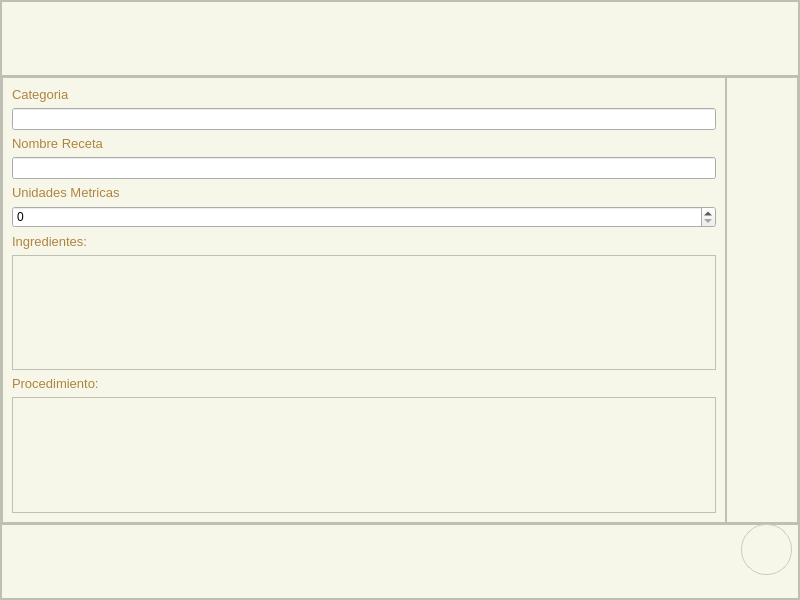
Old version of the form pagina_agregar_receta.ui in the repository avilalem/ProyectoFinal.
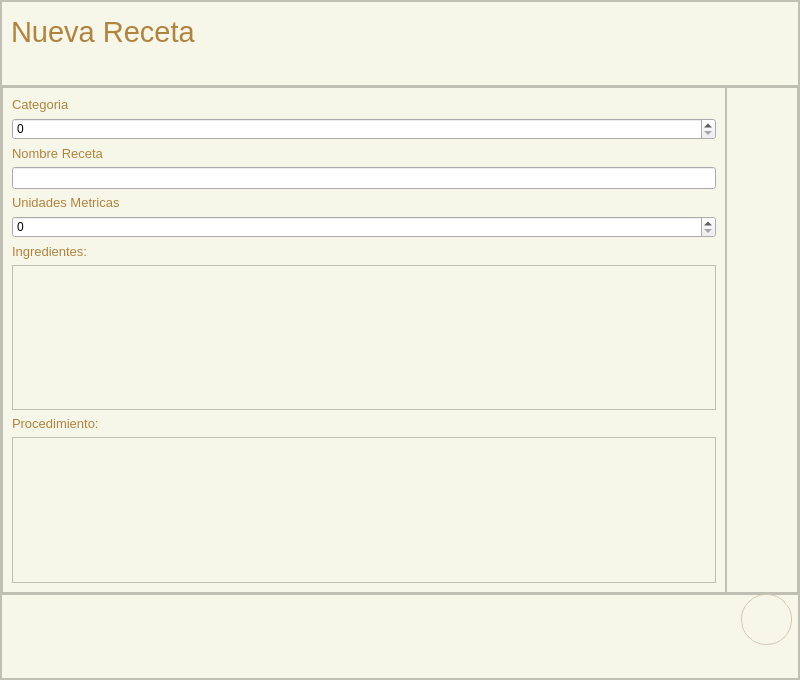
New version of the form. Icons and pictures are not drawn.

What changed in the file:
```diff
--- a/pagina_agregar_receta.ui
+++ b/pagina_agregar_receta.ui
@@ -7,7 +7,7 @@
     <x>0</x>
     <y>0</y>
     <width>800</width>
-    <height>600</height>
+    <height>680</height>
    </rect>
   </property>
   <property name="windowTitle">
@@ -147,7 +147,7 @@
            <rect>
             <x>10</x>
             <y>10</y>
-            <width>311</width>
+            <width>281</width>
             <height>41</height>
            </rect>
           </property>
@@ -157,7 +157,7 @@
            </font>
           </property>
           <property name="text">
-           <string/>
+           <string>Nueva Receta</string>
           </property>
          </widget>
         </widget>
@@ -231,7 +231,7 @@
               </widget>
              </item>
              <item>
-              <widget class="QLineEdit" name="nombreCategoria"/>
+              <widget class="QSpinBox" name="categorias"/>
              </item>
              <item>
               <widget class="QLabel" name="labelNombre">
```
Left out of the diff: 2 changed lines with no effect on the pictures.
